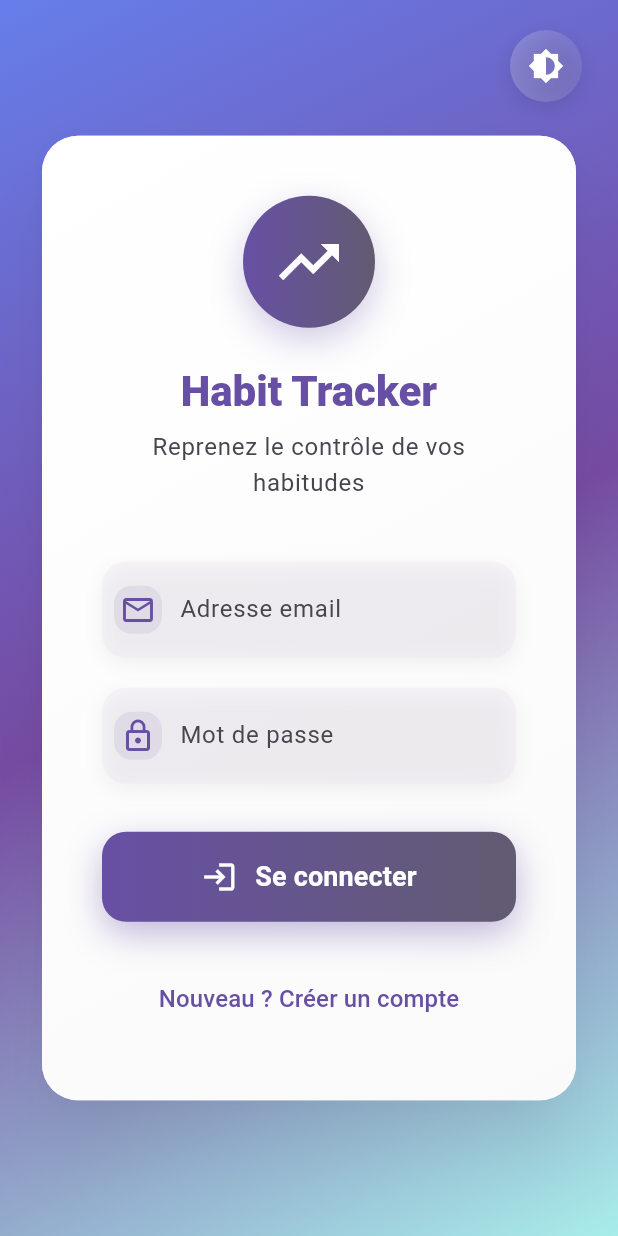
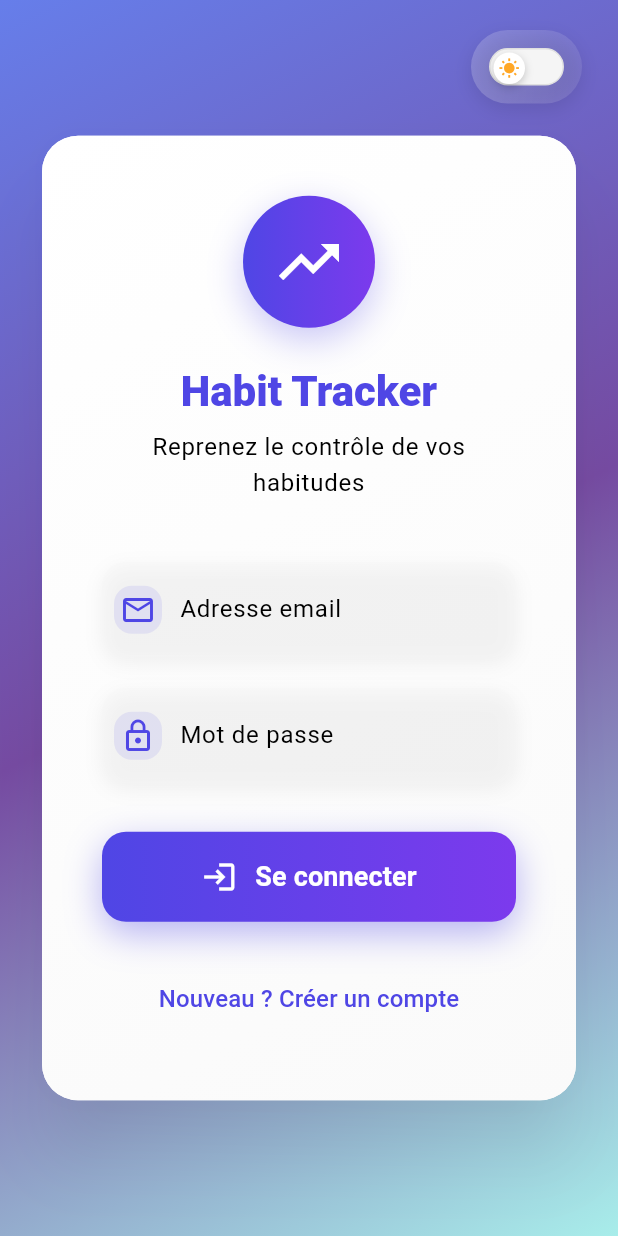
Before and after one commit to matteoVcs/habit_tracker, a Flutter app: the screen it shows after launch, on a phone screen of 412 x 824 dp. Run offline on Flutter 3.47's test engine with Material 3 defaults, Android fonts, the phone set to English and light mode, and no system bars; our stand-ins replace supabase_flutter; accounts and stored records are empty.

Commit message:
few changed in color, dark mod icon changed to a slider

```diff
--- a/lib/login_page.dart
+++ b/lib/login_page.dart
@@ -1,7 +1,7 @@
 import 'package:flutter/material.dart';
 import 'habit_list_page.dart';
 import 'db/supabase_helper.dart';
-import 'style/theme_controller.dart';
+import 'style/theme_toggle_slider.dart';
 
 class LoginPage extends StatefulWidget {
   const LoginPage({super.key});
@@ -453,7 +453,7 @@ class _LoginPageState extends State<LoginPage> {
       floatingActionButton: Container(
         margin: const EdgeInsets.only(top: 20, right: 8),
         decoration: BoxDecoration(
-          shape: BoxShape.circle,
+          borderRadius: BorderRadius.circular(30),
           gradient: LinearGradient(
             colors: [
               Colors.white.withOpacity(0.2),
@@ -468,13 +468,9 @@ class _LoginPageState extends State<LoginPage> {
             ),
           ],
         ),
-        child: FloatingActionButton(
-          onPressed: () => themeController.toggleTheme(),
-          backgroundColor: Colors.transparent,
-          foregroundColor: Colors.white,
-          elevation: 0,
-          mini: true,
-          child: const Icon(Icons.brightness_6),
+        child: const Padding(
+          padding: EdgeInsets.all(12.0),
+          child: ThemeToggleSlider(width: 50, height: 25),
         ),
       ),
       floatingActionButtonLocation: FloatingActionButtonLocation.endTop,
--- a/lib/main.dart
+++ b/lib/main.dart
@@ -4,7 +4,6 @@ import 'package:supabase_flutter/supabase_flutter.dart';
 import 'style/app_theme.dart' show AppTheme;
 import 'style/theme_controller.dart';
 import 'login_page.dart';
-import 'notification_service.dart';
 
 const supabaseUrl = 'https://zepzqfoxtmcpfjbzheoo.supabase.co';
 const supabaseKey =
@@ -14,9 +13,6 @@ Future<void> main() async {
   WidgetsFlutterBinding.ensureInitialized();
 
   await Supabase.initialize(url: supabaseUrl, anonKey: supabaseKey);
-
-  // Initialiser le service de notifications
-  await NotificationService().init();
 
   runApp(
     ValueListenableBuilder<ThemeMode>(
--- a/lib/style/app_theme.dart
+++ b/lib/style/app_theme.dart
@@ -3,41 +3,149 @@ import 'package:flutter/material.dart';
 
 class AppTheme {
   static ThemeData get lightTheme {
+    const Color lightPrimary = Color(0xFF4F46E5);
+    const Color lightSecondary = Color(0xFF7C3AED);
+    const Color lightSurface = Colors.white;
+    const Color lightBackground = Color(0xFFFAFAFA);
+
     return ThemeData(
       brightness: Brightness.light,
-      primarySwatch: Colors.indigo,
-      scaffoldBackgroundColor: Colors.white,
+      useMaterial3: true,
+      colorScheme: const ColorScheme.light(
+        primary: lightPrimary,
+        secondary: lightSecondary,
+        surface: lightSurface,
+        background: lightBackground,
+        surfaceVariant: Color(0xFFF5F5F5),
+        outline: Color(0xFFE0E0E0),
+        outlineVariant: Color(0xFFF0F0F0),
+      ),
+      scaffoldBackgroundColor: lightBackground,
       appBarTheme: const AppBarTheme(
-        backgroundColor: Colors.indigo,
-        foregroundColor: Colors.white,
+        backgroundColor: lightSurface,
+        foregroundColor: Colors.black87,
+        elevation: 0,
+        surfaceTintColor: Colors.transparent,
+      ),
+      cardTheme: CardThemeData(
+        color: lightSurface,
+        surfaceTintColor: Colors.transparent,
         elevation: 2,
+        shape: RoundedRectangleBorder(borderRadius: BorderRadius.circular(16)),
       ),
       textTheme: const TextTheme(
-        bodyMedium: TextStyle(fontSize: 16),
-        titleLarge: TextStyle(fontSize: 20, fontWeight: FontWeight.bold),
+        bodyMedium: TextStyle(fontSize: 16, color: Colors.black87),
+        bodySmall: TextStyle(fontSize: 14, color: Colors.black54),
+        titleLarge: TextStyle(
+          fontSize: 20,
+          fontWeight: FontWeight.bold,
+          color: Colors.black87,
+        ),
+        titleMedium: TextStyle(
+          fontSize: 18,
+          fontWeight: FontWeight.w600,
+          color: Colors.black87,
+        ),
       ),
       checkboxTheme: CheckboxThemeData(
-        fillColor: MaterialStateProperty.all(Colors.indigo),
+        fillColor: MaterialStateProperty.resolveWith((states) {
+          if (states.contains(MaterialState.selected)) {
+            return lightPrimary;
+          }
+          return Colors.transparent;
+        }),
+        checkColor: MaterialStateProperty.all(Colors.white),
+        side: const BorderSide(color: Colors.black54, width: 1.5),
+      ),
+      elevatedButtonTheme: ElevatedButtonThemeData(
+        style: ElevatedButton.styleFrom(
+          backgroundColor: lightPrimary,
+          foregroundColor: Colors.white,
+          elevation: 2,
+          shadowColor: Colors.black.withOpacity(0.1),
+        ),
+      ),
+      floatingActionButtonTheme: const FloatingActionButtonThemeData(
+        backgroundColor: lightPrimary,
+        foregroundColor: Colors.white,
+        elevation: 4,
       ),
     );
   }
 
   static ThemeData get darkTheme {
+    const Color darkBackground = Color(0xFF121212);
+    const Color darkSurface = Color(0xFF1E1E1E);
+    const Color darkPrimary = Color(0xFF6366F1);
+    const Color darkSecondary = Color(0xFF8B5CF6);
+    const Color darkOnSurface = Color(0xFFE0E0E0);
+    const Color darkOnSurfaceVariant = Color(0xFFB0B0B0);
+
     return ThemeData(
       brightness: Brightness.dark,
-      primarySwatch: Colors.deepPurple,
-      scaffoldBackgroundColor: Colors.black,
+      useMaterial3: true,
+      colorScheme: const ColorScheme.dark(
+        primary: darkPrimary,
+        secondary: darkSecondary,
+        surface: darkSurface,
+        background: darkBackground,
+        onSurface: darkOnSurface,
+        onSurfaceVariant: darkOnSurfaceVariant,
+        onPrimary: Colors.white,
+        onSecondary: Colors.white,
+        surfaceVariant: Color(0xFF2A2A2A),
+        outline: Color(0xFF404040),
+        outlineVariant: Color(0xFF303030),
+      ),
+      scaffoldBackgroundColor: darkBackground,
       appBarTheme: const AppBarTheme(
-        backgroundColor: Colors.deepPurple,
-        foregroundColor: Colors.white,
+        backgroundColor: darkSurface,
+        foregroundColor: darkOnSurface,
+        elevation: 0,
+        surfaceTintColor: Colors.transparent,
+      ),
+      cardTheme: CardThemeData(
+        color: darkSurface,
+        surfaceTintColor: Colors.transparent,
         elevation: 2,
+        shape: RoundedRectangleBorder(borderRadius: BorderRadius.circular(16)),
       ),
       textTheme: const TextTheme(
-        bodyMedium: TextStyle(fontSize: 16),
-        titleLarge: TextStyle(fontSize: 20, fontWeight: FontWeight.bold),
+        bodyMedium: TextStyle(fontSize: 16, color: darkOnSurface),
+        bodySmall: TextStyle(fontSize: 14, color: darkOnSurfaceVariant),
+        titleLarge: TextStyle(
+          fontSize: 20,
+          fontWeight: FontWeight.bold,
+          color: darkOnSurface,
+        ),
+        titleMedium: TextStyle(
+          fontSize: 18,
+          fontWeight: FontWeight.w600,
+          color: darkOnSurface,
+        ),
       ),
       checkboxTheme: CheckboxThemeData(
-        fillColor: MaterialStateProperty.all(Colors.deepPurple),
+        fillColor: MaterialStateProperty.resolveWith((states) {
+          if (states.contains(MaterialState.selected)) {
+            return darkPrimary;
+          }
+          return Colors.transparent;
+        }),
+        checkColor: MaterialStateProperty.all(Colors.white),
+        side: const BorderSide(color: darkOnSurfaceVariant, width: 1.5),
+      ),
+      elevatedButtonTheme: ElevatedButtonThemeData(
+        style: ElevatedButton.styleFrom(
+          backgroundColor: darkPrimary,
+          foregroundColor: Colors.white,
+          elevation: 2,
+          shadowColor: Colors.black.withOpacity(0.3),
+        ),
+      ),
+      floatingActionButtonTheme: const FloatingActionButtonThemeData(
+        backgroundColor: darkPrimary,
+        foregroundColor: Colors.white,
+        elevation: 4,
       ),
     );
   }
--- /dev/null
+++ b/lib/style/theme_toggle_slider.dart
@@ -0,0 +1,99 @@
+import 'package:flutter/material.dart';
+import 'theme_controller.dart';
+
+class ThemeToggleSlider extends StatelessWidget {
+  final double width;
+  final double height;
+  final Color? activeColor;
+  final Color? inactiveColor;
+  final Color? backgroundColor;
+
+  const ThemeToggleSlider({
+    super.key,
+    this.width = 60,
+    this.height = 30,
+    this.activeColor,
+    this.inactiveColor,
+    this.backgroundColor,
+  });
+
+  @override
+  Widget build(BuildContext context) {
+    final theme = Theme.of(context);
+
+    final effectiveActiveColor = activeColor ?? theme.colorScheme.primary;
+    final effectiveInactiveColor = inactiveColor ?? theme.colorScheme.outline;
+    final effectiveBackgroundColor =
+        backgroundColor ?? theme.colorScheme.surfaceVariant;
+
+    return ValueListenableBuilder<ThemeMode>(
+      valueListenable: themeController,
+      builder: (context, themeMode, child) {
+        // Détermine si le thème actuel est sombre
+        bool isOn;
+        if (themeMode == ThemeMode.system) {
+          // Si le mode est système, vérifie le thème actuel du contexte
+          isOn = theme.brightness == Brightness.dark;
+        } else {
+          // Sinon, utilise directement la valeur du contrôleur
+          isOn = themeMode == ThemeMode.dark;
+        }
+
+        return GestureDetector(
+          onTap: () => themeController.toggleTheme(),
+          child: AnimatedContainer(
+            duration: const Duration(milliseconds: 200),
+            width: width,
+            height: height,
+            decoration: BoxDecoration(
+              borderRadius: BorderRadius.circular(height / 2),
+              color: isOn ? effectiveActiveColor : effectiveBackgroundColor,
+              border: Border.all(
+                color: isOn ? effectiveActiveColor : effectiveInactiveColor,
+                width: 1,
+              ),
+            ),
+            child: Stack(
+              children: [
+                AnimatedPositioned(
+                  duration: const Duration(milliseconds: 200),
+                  curve: Curves.easeInOut,
+                  top: 2,
+                  left: isOn ? width - height + 2 : 2,
+                  child: Container(
+                    width: height - 4,
+                    height: height - 4,
+                    decoration: BoxDecoration(
+                      shape: BoxShape.circle,
+                      color: Colors.white,
+                      boxShadow: [
+                        BoxShadow(
+                          color: Colors.black.withOpacity(0.2),
+                          blurRadius: 4,
+                          offset: const Offset(0, 2),
+                        ),
+                      ],
+                    ),
+                    child: Center(
+                      child: AnimatedSwitcher(
+                        duration: const Duration(milliseconds: 200),
+                        child: Icon(
+                          isOn ? Icons.nightlight_round : Icons.wb_sunny,
+                          key: ValueKey(isOn),
+                          size: 14,
+                          color: isOn
+                              ? const Color(0xFF6366F1)
+                              : const Color(0xFFFFA726),
+                        ),
+                      ),
+                    ),
+                  ),
+                ),
+              ],
+            ),
+          ),
+        );
+      },
+    );
+  }
+}
```
Also changed, not shown: lib/habit_list_page.dart (+66 -49 lines), lib/notification_service.dart (deleted, +0 -259 lines), lib/stats_page.dart (+30 -30 lines), lib/style/theme_controller.dart (+10 -1 lines), 1 other file.
